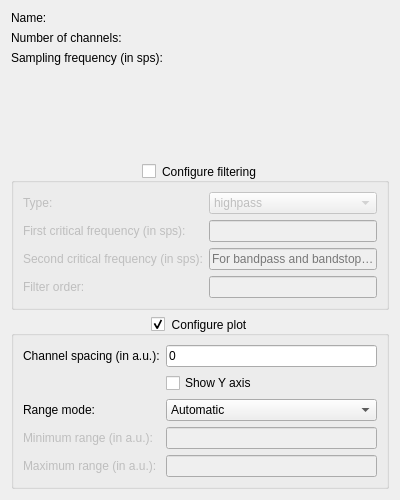
pulp-bio/biogui, file biogui/resources/signal_config_widget.ui: the form before one commit.
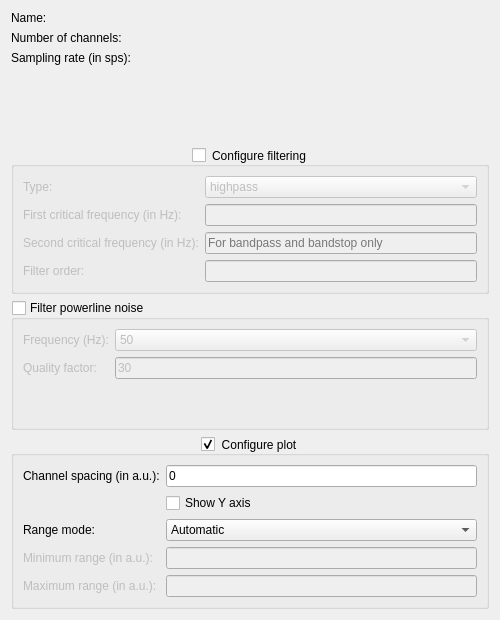
The form after the commit.

Patch:
```diff
--- a/biogui/resources/signal_config_widget.ui
+++ b/biogui/resources/signal_config_widget.ui
@@ -6,14 +6,14 @@
    <rect>
     <x>0</x>
     <y>0</y>
-    <width>400</width>
-    <height>500</height>
+    <width>500</width>
+    <height>620</height>
    </rect>
   </property>
   <property name="windowTitle">
    <string>Signal Configuration</string>
   </property>
-  <layout class="QVBoxLayout" name="verticalLayout">
+  <layout class="QVBoxLayout" name="verticalLayout" stretch="0,0,0,0">
    <item>
     <layout class="QFormLayout" name="formLayout1">
      <item row="0" column="0">
@@ -47,7 +47,7 @@
      <item row="2" column="0">
       <widget class="QLabel" name="label3">
        <property name="text">
-        <string>Sampling frequency (in sps):</string>
+        <string>Sampling rate (in sps):</string>
        </property>
       </widget>
      </item>
@@ -77,7 +77,7 @@
      <property name="checked">
       <bool>false</bool>
      </property>
-     <layout class="QFormLayout" name="formLayout2">
+     <layout class="QFormLayout" name="formLayout">
       <item row="0" column="0">
        <widget class="QLabel" name="label4">
         <property name="frameShape">
@@ -115,7 +115,7 @@
       <item row="1" column="0">
        <widget class="QLabel" name="label5">
         <property name="text">
-         <string>First critical frequency (in sps):</string>
+         <string>First critical frequency (in Hz):</string>
         </property>
        </widget>
       </item>
@@ -132,7 +132,7 @@
       <item row="2" column="0">
        <widget class="QLabel" name="label6">
         <property name="text">
-         <string>Second critical frequency (in sps):</string>
+         <string>Second critical frequency (in Hz):</string>
         </property>
        </widget>
       </item>
@@ -169,6 +169,62 @@
      </layout>
     </widget>
    </item>
+   <item>
+    <widget class="QGroupBox" name="notchFilterGroupBox">
+     <property name="toolTip">
+      <string>Only for visualization, the raw signal will be saved to file</string>
+     </property>
+     <property name="title">
+      <string>Filter powerline noise</string>
+     </property>
+     <property name="checkable">
+      <bool>true</bool>
+     </property>
+     <property name="checked">
+      <bool>false</bool>
+     </property>
+     <layout class="QFormLayout" name="formLayout2">
+      <item row="0" column="0">
+       <widget class="QLabel" name="label8">
+        <property name="text">
+         <string>Frequency (Hz):</string>
+        </property>
+       </widget>
+      </item>
+      <item row="0" column="1">
+       <widget class="QComboBox" name="notchFreqComboBox">
+        <item>
+         <property name="text">
+          <string>50</string>
+         </property>
+        </item>
+        <item>
+         <property name="text">
+          <string>60</string>
+         </property>
+        </item>
+       </widget>
+      </item>
+      <item row="1" column="0">
+       <widget class="QLabel" name="label9">
+        <property name="text">
+         <string>Quality factor:</string>
+        </property>
+       </widget>
+      </item>
+      <item row="1" column="1">
+       <widget class="QLineEdit" name="qFactorTextField">
+        <property name="toolTip">
+         <string>Integer between 10 and 50</string>
+        </property>
+        <property name="text">
+         <string>30</string>
+        </property>
+       </widget>
+      </item>
+     </layout>
+    </widget>
+   </item>
    <item>
     <widget class="QGroupBox" name="plotGroupBox">
      <property name="toolTip">
@@ -191,7 +247,7 @@
      </property>
      <layout class="QFormLayout" name="formLayout4">
       <item row="0" column="0">
-       <widget class="QLabel" name="label8">
+       <widget class="QLabel" name="label10">
         <property name="text">
          <string>Channel spacing (in a.u.):</string>
         </property>
@@ -218,7 +274,7 @@
        </widget>
       </item>
       <item row="2" column="0">
-       <widget class="QLabel" name="label9">
+       <widget class="QLabel" name="label11">
         <property name="text">
          <string>Range mode:</string>
         </property>
@@ -239,7 +295,7 @@
        </widget>
       </item>
       <item row="3" column="0">
-       <widget class="QLabel" name="label10">
+       <widget class="QLabel" name="label12">
         <property name="enabled">
          <bool>false</bool>
         </property>
@@ -256,7 +312,7 @@
        </widget>
       </item>
       <item row="4" column="0">
-       <widget class="QLabel" name="label11">
+       <widget class="QLabel" name="label13">
         <property name="enabled">
          <bool>false</bool>
         </property>
```
Left out of the diff: 9 changed lines with no effect on the pictures.
